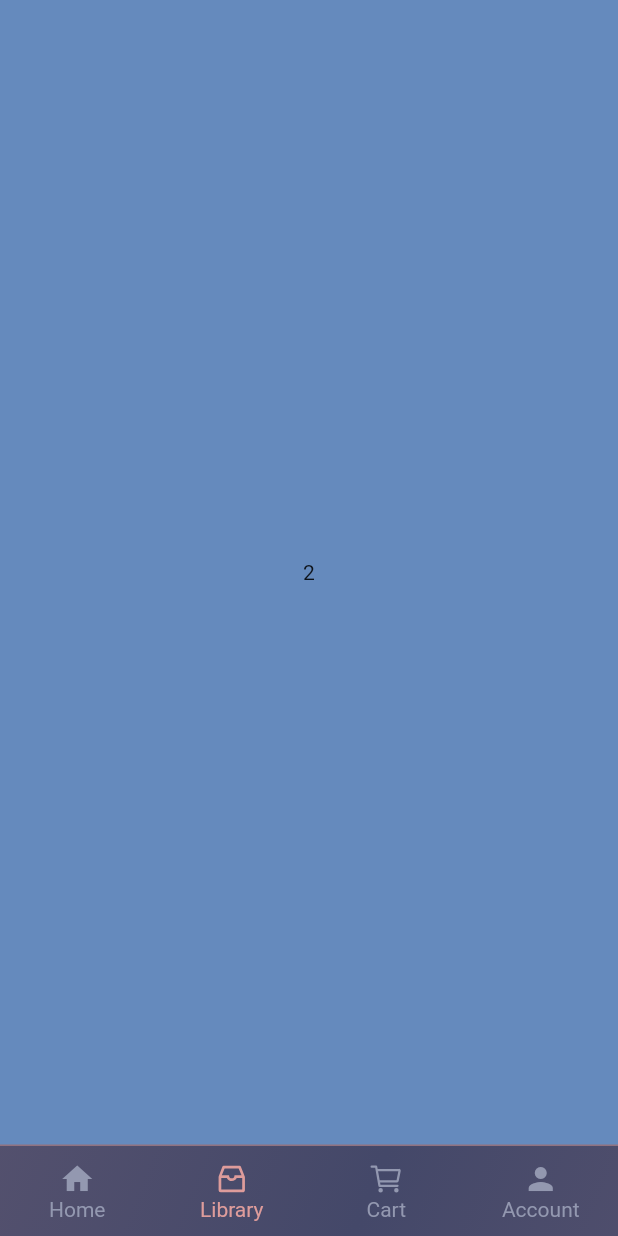
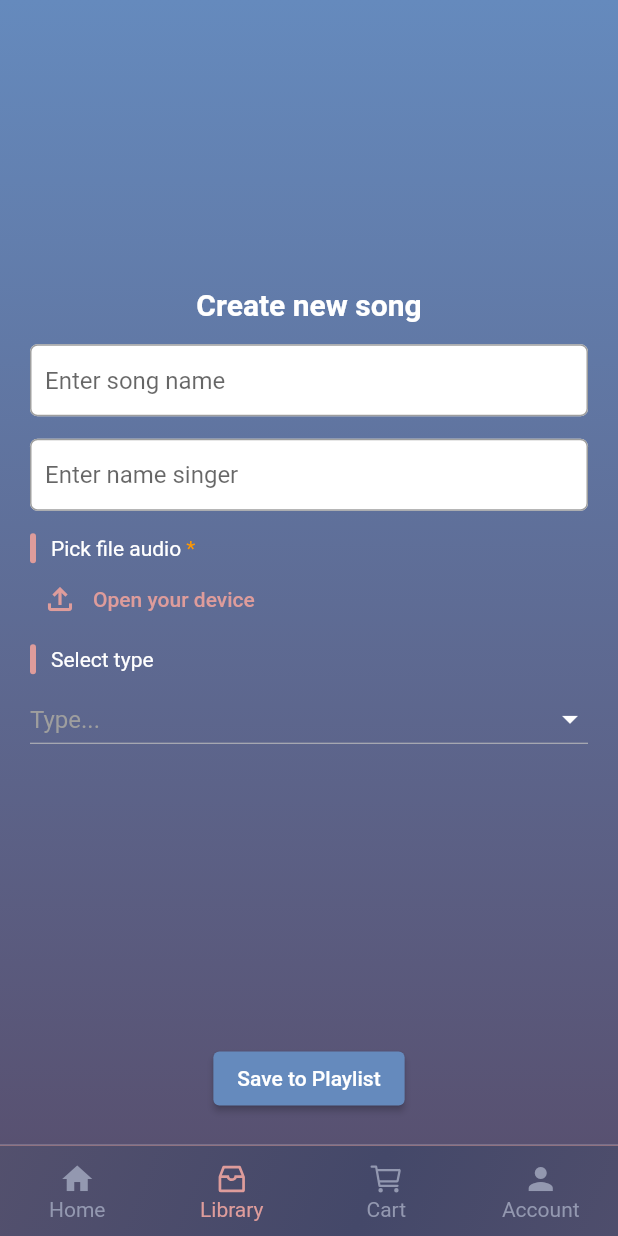
Before and after one commit to langvi/play_song, a Flutter app: the screen it shows after launch, swiped to page 2, on a phone screen of 412 x 824 dp. Run offline on Flutter 3.47's test engine with Material 2 defaults, Android fonts, the phone set to English and light mode, and no system bars; our stand-ins replace carousel_slider, file_picker, flutter_vector_icons, fluttertoast, shared_preferences, sqflite; accounts and stored records are empty.

Commit message:
add create song from local

```diff
--- /dev/null
+++ b/lib/base/config.dart
@@ -0,0 +1 @@
+const KEY_PRIMARY_ID = 'key_id';
--- /dev/null
+++ b/lib/base/input_text.dart
@@ -0,0 +1,68 @@
+import 'package:flutter/material.dart';
+import 'package:flutter/services.dart';
+import 'package:media/base/colors.dart';
+
+class InputText extends StatefulWidget {
+  final TextEditingController? controller;
+  final Widget? iconPrefix;
+  final Widget? iconSufix;
+  final String hintText;
+  final bool obscureText;
+  final List<TextInputFormatter>? inputFormatters;
+  final TextInputType? textInputType;
+  final TextInputAction? textInputAction;
+  final String? Function(String?)? validator;
+  final EdgeInsets? padding;
+  InputText(
+      {Key? key,
+      this.controller,
+      this.iconPrefix,
+      this.iconSufix,
+      this.textInputType,
+      this.inputFormatters,
+      this.obscureText = false,
+      required this.hintText,
+      this.textInputAction = TextInputAction.next,
+      this.padding,
+      this.validator})
+      : super(key: key);
+
+  @override
+  _InputTextState createState() => _InputTextState();
+}
+
+class _InputTextState extends State<InputText> {
+  @override
+  Widget build(BuildContext context) {
+    return TextFormField(
+      controller: widget.controller,
+      textInputAction: widget.textInputAction,
+      keyboardType: widget.textInputType,
+      inputFormatters: widget.inputFormatters,
+      obscureText: widget.obscureText,
+      autovalidateMode: AutovalidateMode.onUserInteraction,
+      validator: widget.validator,
+      decoration: InputDecoration(
+          hintText: widget.hintText,
+          prefixIcon: widget.iconPrefix,
+          fillColor: Colors.white,
+          // labelStyle: TextStyle(color: AppColors.bottomNavColor),
+          filled: true,
+          // labelText: widget.hintText,
+          suffixIcon: widget.iconSufix,
+          contentPadding: widget.padding,
+          enabledBorder: OutlineInputBorder(
+              borderRadius: BorderRadius.circular(5),
+              borderSide: BorderSide(color: Colors.grey)),
+          focusedErrorBorder: OutlineInputBorder(
+              borderRadius: BorderRadius.circular(5),
+              borderSide: BorderSide(color: Colors.red, width: 2)),
+          errorBorder: OutlineInputBorder(
+              borderRadius: BorderRadius.circular(5),
+              borderSide: BorderSide(color: Colors.red)),
+          focusedBorder: OutlineInputBorder(
+              borderRadius: BorderRadius.circular(5),
+              borderSide: BorderSide(color: AppColors.activeColor))),
+    );
+  }
+}
--- a/lib/features/home/home_page.dart
+++ b/lib/features/home/home_page.dart
@@ -1,10 +1,11 @@
 import 'package:flutter/material.dart';
 import 'package:flutter_vector_icons/flutter_vector_icons.dart';
 import 'package:media/base/colors.dart';
+import 'package:media/features/library/library_page.dart';
 import 'package:media/features/media/media_page.dart';
 
 class HomePage extends StatefulWidget {
-  HomePage({Key key}) : super(key: key);
+  HomePage({Key? key}) : super(key: key);
 
   @override
   _HomePageState createState() => _HomePageState();
@@ -17,6 +18,15 @@ class _HomePageState extends State<HomePage> {
   Widget build(BuildContext context) {
     return Scaffold(
       backgroundColor: AppColors.backGroundColor,
+      // drawer: Drawer(
+      //     child: Column(
+      //   children: [
+      //     Text('Pick file from your device'),
+      //     ElevatedButton(onPressed: () {
+
+      //     }, child: Text("Pick"))
+      //   ],
+      // )),
       body: Column(
         children: [
           Expanded(
@@ -30,11 +40,7 @@ class _HomePageState extends State<HomePage> {
               },
               children: [
                 MediaPage(),
-                Container(
-                  child: Center(
-                    child: Text('2'),
-                  ),
-                ),
+                LibraryPage(),
                 Container(
                   child: Center(
                     child: Text('3'),
--- a/lib/features/library/library_page.dart
+++ b/lib/features/library/library_page.dart
@@ -0,0 +1,258 @@
+import 'package:flutter/material.dart';
+import 'package:fluttertoast/fluttertoast.dart';
+import 'package:media/base/colors.dart';
+import 'package:media/base/config.dart';
+import 'package:media/base/input_text.dart';
+import 'package:media/features/play_song/song.dart';
+import 'package:media/main.dart';
+import 'package:media/utils/pick_audio.dart';
+
+class LibraryPage extends StatefulWidget {
+  LibraryPage({Key? key}) : super(key: key);
+
+  @override
+  State<LibraryPage> createState() => _LibraryPageState();
+}
+
+class _LibraryPageState extends State<LibraryPage> {
+  final _nameController = TextEditingController();
+  final _singerController = TextEditingController();
+  final types = [
+    'Epic',
+    'Romanctic',
+    'Lo-Fi',
+    'EDM',
+    'Game soundtrack',
+    'Film soundtrack',
+    'Baroque',
+    'Another'
+  ];
+  final audioPicker = PickAudio();
+  String? _currentType;
+  String? _pathSong;
+  @override
+  Widget build(BuildContext context) {
+    return SafeArea(
+      child: Container(
+        decoration: BoxDecoration(
+          gradient: LinearGradient(
+              begin: Alignment.topCenter,
+              tileMode: TileMode.clamp,
+              end: Alignment.bottomCenter,
+              colors: [
+                AppColors.backGroundColor,
+                // AppColors.activeColor2,
+                Color(0xff585171),
+              ]),
+        ),
+        child: Column(
+          children: [
+            Expanded(
+              child: Center(
+                child: SingleChildScrollView(
+                  padding: EdgeInsets.symmetric(horizontal: 20, vertical: 30),
+                  child: Column(
+                    crossAxisAlignment: CrossAxisAlignment.start,
+                    children: [
+                      Container(
+                        width: double.infinity,
+                        child: Text(
+                          'Create new song',
+                          textAlign: TextAlign.center,
+                          style: TextStyle(
+                              fontSize: 20,
+                              color: Colors.white,
+                              fontWeight: FontWeight.bold),
+                        ),
+                      ),
+                      Padding(
+                        padding: const EdgeInsets.symmetric(vertical: 15),
+                        child: InputText(
+                          controller: _nameController,
+                          hintText: 'Enter song name',
+                          padding:
+                              EdgeInsets.symmetric(horizontal: 10, vertical: 8),
+                        ),
+                      ),
+                      InputText(
+                        controller: _singerController,
+                        padding:
+                            EdgeInsets.symmetric(horizontal: 10, vertical: 8),
+                        hintText: 'Enter name singer',
+                      ),
+                      SizedBox(
+                        height: 15,
+                      ),
+                      Row(
+                        children: [
+                          Container(
+                            height: 20,
+                            width: 4,
+                            margin: EdgeInsets.only(right: 10),
+                            decoration: BoxDecoration(
+                                color: AppColors.activeColor,
+                                borderRadius: BorderRadius.circular(10)),
+                          ),
+                          RichText(
+                              text: TextSpan(
+                                  text: 'Pick file audio',
+                                  style: TextStyle(
+                                    color: Colors.white,
+                                  ),
+                                  children: [
+                                TextSpan(
+                                    text: ' *',
+                                    style: TextStyle(color: Colors.orange))
+                              ])),
+                        ],
+                      ),
+                      // Text('Pick file audio'),
+                      _buildPickAudio(),
+                      SizedBox(
+                        height: 6,
+                      ),
+                      Row(
+                        children: [
+                          Container(
+                            height: 20,
+                            width: 4,
+                            margin: EdgeInsets.only(right: 10),
+                            decoration: BoxDecoration(
+                                color: AppColors.activeColor,
+                                borderRadius: BorderRadius.circular(10)),
+                          ),
+                          Text(
+                            'Select type',
+                            style: TextStyle(
+                              color: Colors.white,
+                            ),
+                          ),
+                        ],
+                      ),
+                      SizedBox(
+                        height: 6,
+                      ),
+                      _buildPickType()
+                    ],
+                  ),
+                ),
+              ),
+            ),
+            ElevatedButton(
+                onPressed: () {
+                  if (_pathSong == null) {
+                    Fluttertoast.showToast(msg: 'You do not choose file');
+                  } else {
+                    saveSongToLocal();
+                  }
+                },
+                style: ElevatedButton.styleFrom(
+                    primary: AppColors.backGroundColor),
+                child: Text('Save to Playlist')),
+            SizedBox(
+              height: 20,
+            )
+          ],
+        ),
+      ),
+    );
+  }
+
+  Widget _buildPickAudio() {
+    if (_pathSong == null) {
+      return TextButton(
+          onPressed: () async {
+            _pathSong = await audioPicker.getAudio();
+            setState(() {});
+          },
+          child: Row(
+            children: [
+              Icon(
+                Icons.file_upload_outlined,
+                color: AppColors.activeColor,
+              ),
+              SizedBox(
+                width: 10,
+              ),
+              Text(
+                'Open your device',
+                style: TextStyle(
+                  color: AppColors.activeColor,
+                ),
+              )
+            ],
+          ));
+    } else {
+      return Container(
+        decoration: BoxDecoration(
+            borderRadius: BorderRadius.circular(20),
+            color: AppColors.activeColor),
+        child: Row(
+          mainAxisAlignment: MainAxisAlignment.spaceBetween,
+          children: [
+            Padding(
+              padding: const EdgeInsets.only(left: 10),
+              child: Text(
+                _pathSong!.split('/').last,
+                style: TextStyle(color: Colors.white),
+              ),
+            ),
+            IconButton(
+                onPressed: () {
+                  setState(() {
+                    _pathSong = null;
+                  });
+                },
+                icon: Icon(
+                  Icons.close,
+                  color: Colors.white,
+                ))
+          ],
+        ),
+      );
+    }
+  }
+
+  Widget _buildPickType() {
+    return DropdownButton<String>(
+      isExpanded: true,
+      hint: Text(
+        'Type...',
+        style: TextStyle(color: Colors.grey),
+      ),
+      iconEnabledColor: Colors.white,
+      iconDisabledColor: Colors.white,
+      dropdownColor: AppColors.backGroundColor,
+      items: types
+          .map((e) => DropdownMenuItem<String>(
+                child: Text(
+                  e,
+                  style: TextStyle(color: Colors.white),
+                ),
+                value: e,
+              ))
+          .toList(),
+      value: _currentType,
+      onChanged: (value) {
+        setState(() {
+          _currentType = value;
+        });
+      },
+    );
+  }
+
+  void saveSongToLocal() async {
+    int currentId = preferences.getInt(KEY_PRIMARY_ID) ?? 1;
+    Song song = Song(
+      pathSong: _pathSong!,
+      id: currentId,
+      nameSong: _nameController.text.trim(),
+      nameSinger: _singerController.text.trim(),
+      type: _currentType,
+      urlAvatar: ''
+    );
+    await songDatabase.insert(song.toMap());
+    preferences.setInt(KEY_PRIMARY_ID, currentId + 1);
+    print('Insert song success...');
+  }
+}
--- a/lib/features/play_list/play_list_page.dart
+++ b/lib/features/play_list/play_list_page.dart
@@ -5,7 +5,7 @@ import 'package:media/features/play_song/song.dart';
 import 'package:media/utils/navigator.dart';
 
 class PlayListPage extends StatefulWidget {
-  PlayListPage({Key key}) : super(key: key);
+  PlayListPage({Key? key}) : super(key: key);
 
   @override
   _PlayListPageState createState() => _PlayListPageState();
@@ -69,6 +69,8 @@ class _PlayListPageState extends State<PlayListPage> {
               toPage: PlaySongPage(
                   song: Song(
                       urlAvatar: 'assets/images/saving_private_ryan.jpg',
+                      pathSong: '',
+                      id: 1,
                       nameSong: 'Victory',
                       nameSinger: 'Two Step From Hell')));
         },
--- a/lib/features/play_song/play_song_page.dart
+++ b/lib/features/play_song/play_song_page.dart
@@ -8,7 +8,7 @@ import 'package:media/utils/custom_seekbar.dart';
 
 class PlaySongPage extends StatefulWidget {
   final Song song;
-  PlaySongPage({Key key, @required this.song}) : super(key: key);
+  PlaySongPage({Key? key, required this.song}) : super(key: key);
 
   @override
   _PlaySongPageState createState() => _PlaySongPageState();
@@ -16,12 +16,12 @@ class PlaySongPage extends StatefulWidget {
 
 class _PlaySongPageState extends State<PlaySongPage>
     with TickerProviderStateMixin {
-  AnimationController animationController;
-  AnimationController _seekController;
-  Animation<Color> colorTween;
-  Animation<double> valueTween;
+  late AnimationController animationController;
+  late AnimationController _seekController;
+  Animation<Color?>? colorTween;
+  late Animation<double> valueTween;
   double _currentProgress = 0.0;
-  AnimationController _rotationController;
+  late AnimationController _rotationController;
   bool _isPauseSong = false;
   @override
   void initState() {
@@ -61,7 +61,7 @@ class _PlaySongPageState extends State<PlaySongPage>
                 colorFilter: ColorFilter.mode(
                     AppColors.backGroundColor.withOpacity(0.2),
                     BlendMode.dstATop),
-                image: Image.asset(widget.song.urlAvatar).image,
+                image: Image.asset(widget.song.urlAvatar!).image,
               ),
               gradient: LinearGradient(
                   begin: Alignment.topCenter,
@@ -89,7 +89,7 @@ class _PlaySongPageState extends State<PlaySongPage>
             Padding(
               padding: const EdgeInsets.symmetric(vertical: 15),
               child: Text(
-                widget.song.nameSong,
+                widget.song.nameSong!,
                 style: TextStyle(
                     color: Colors.white,
                     fontSize: 20,
@@ -97,7 +97,7 @@ class _PlaySongPageState extends State<PlaySongPage>
               ),
             ),
             Text(
-              widget.song.nameSinger,
+              widget.song.nameSinger!,
               style: TextStyle(color: Colors.grey[300], fontSize: 16),
             ),
             const SizedBox(
@@ -131,7 +131,7 @@ class _PlaySongPageState extends State<PlaySongPage>
             border: Border.all(color: Color(0xff848fb9), width: 8)),
         child: ClipOval(
           child: Image.asset(
-            widget.song.urlAvatar,
+            widget.song.urlAvatar!,
             fit: BoxFit.fill,
           ),
         ),
--- a/lib/features/play_song/song.dart
+++ b/lib/features/play_song/song.dart
@@ -1,6 +1,53 @@
+import 'package:media/utils/song_db.dart';
+
 class Song {
-  String urlAvatar;
-  String nameSong;
-  String nameSinger;
-  Song({this.nameSinger, this.nameSong, this.urlAvatar});
+  int id;
+  String? urlAvatar;
+  String? nameSong;
+  String? nameSinger;
+  String? type;
+  String pathSong;
+  String get getNameSong {
+    if (nameSong == null) {
+      return 'No title';
+    }
+    return nameSong!;
+  }
+
+  String get getNameSinger {
+    if (nameSinger == null) {
+      return '(Unknown)';
+    }
+    return nameSinger!;
+  }
+
+  Song(
+      {required this.pathSong,
+      required this.id,
+      this.nameSinger,
+      this.nameSong,
+      this.type,
+      this.urlAvatar});
+
+  Map<String, dynamic> toMap() {
+    return {
+      'id': id,
+      'pathAvatar': urlAvatar,
+      'name': nameSong,
+      'type': type,
+      'singer': nameSinger,
+      'path': pathSong,
+    };
+  }
+
+  factory Song.fromMap(Map<String, dynamic> map) {
+    return Song(
+      id: map['id'] ?? 0,
+      pathSong: map['path'] ?? '',
+      urlAvatar: map['pathAvatar'],
+      nameSong: map['name'],
+      type: map['type'],
+      nameSinger: map['singer'],
+    );
+  }
 }
--- a/lib/utils/navigator.dart
+++ b/lib/utils/navigator.dart
@@ -1,9 +1,9 @@
 import 'package:flutter/material.dart';
 
 void navToScreenWithTransition(
-    {@required BuildContext context,
-    @required Widget toPage,
-    Function callback}) async {
+    {required BuildContext context,
+    required Widget toPage,
+    Function? callback}) async {
   await Navigator.of(context).push(PageRouteBuilder(
     pageBuilder: (context, animation, secondaryAnimation) => toPage,
     transitionsBuilder: (context, animation, secondaryAnimation, child) {
```
Also changed, not shown: lib/features/media/media_page.dart (+19 -1 lines), lib/main.dart (+9 -1 lines), lib/utils/custom_seekbar.dart (+35 -35 lines), lib/utils/pick_audio.dart (added, +21 -0 lines), lib/utils/song_db.dart (added, +95 -0 lines), pubspec.yaml (+9 -4 lines), pubspec.lock, 2 other files.
